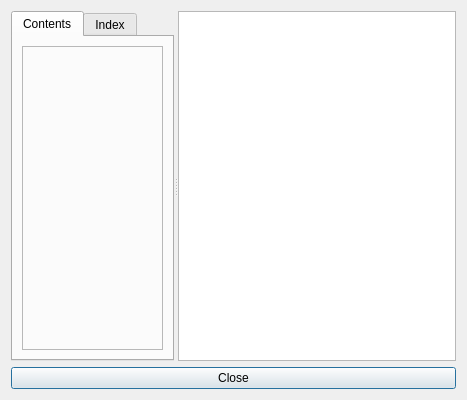
Rsclub22/Minos2-Mirror, file mqt/MqtBase/helpbrowser.ui: the form before one commit.
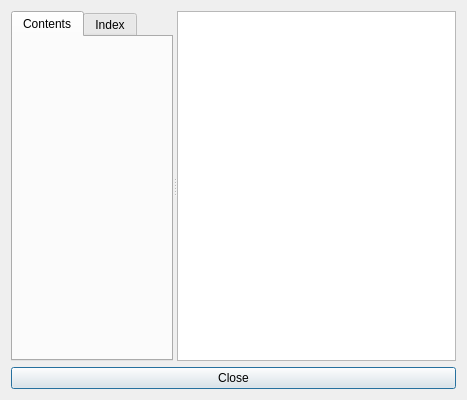
The form after the commit. Icons and pictures are not drawn. Custom widgets are drawn as their Qt base class.

Commit message: Remove lots of frame lines

```diff
--- a/mqt/MqtBase/helpbrowser.ui
+++ b/mqt/MqtBase/helpbrowser.ui
@@ -31,10 +31,10 @@
         <item>
          <widget class="QFrame" name="frameContents">
           <property name="frameShape">
-           <enum>QFrame::StyledPanel</enum>
+           <enum>QFrame::NoFrame</enum>
           </property>
           <property name="frameShadow">
-           <enum>QFrame::Raised</enum>
+           <enum>QFrame::Plain</enum>
           </property>
           <layout class="QVBoxLayout" name="verticalLayout_6">
            <item>
@@ -53,10 +53,10 @@
         <item>
          <widget class="QFrame" name="frameIndex">
           <property name="frameShape">
-           <enum>QFrame::StyledPanel</enum>
+           <enum>QFrame::NoFrame</enum>
           </property>
           <property name="frameShadow">
-           <enum>QFrame::Raised</enum>
+           <enum>QFrame::Plain</enum>
           </property>
           <layout class="QVBoxLayout" name="verticalLayout_4">
            <item>
```
The commit also changes 17 other files.
